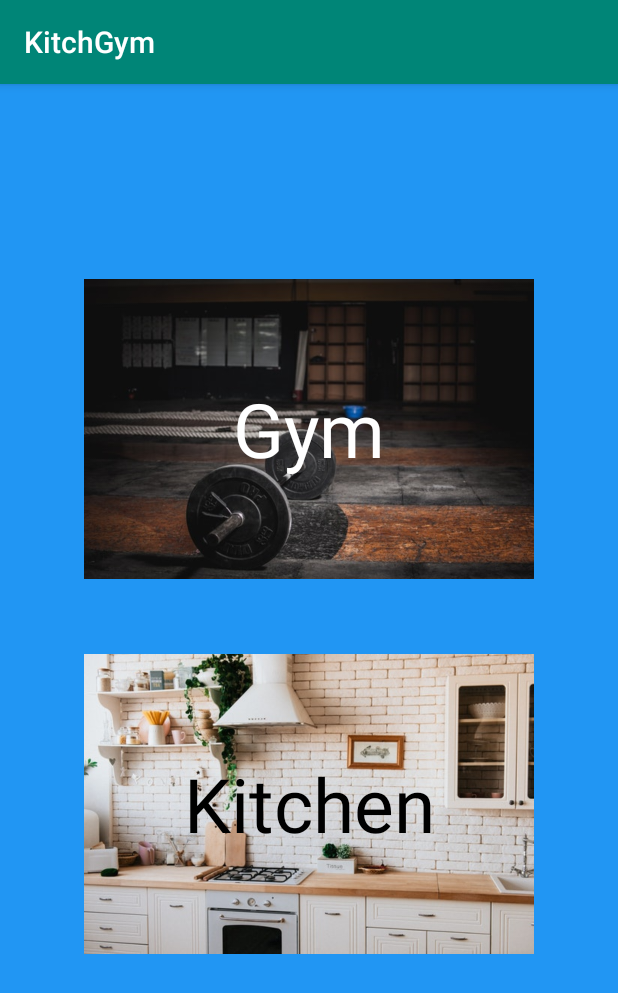
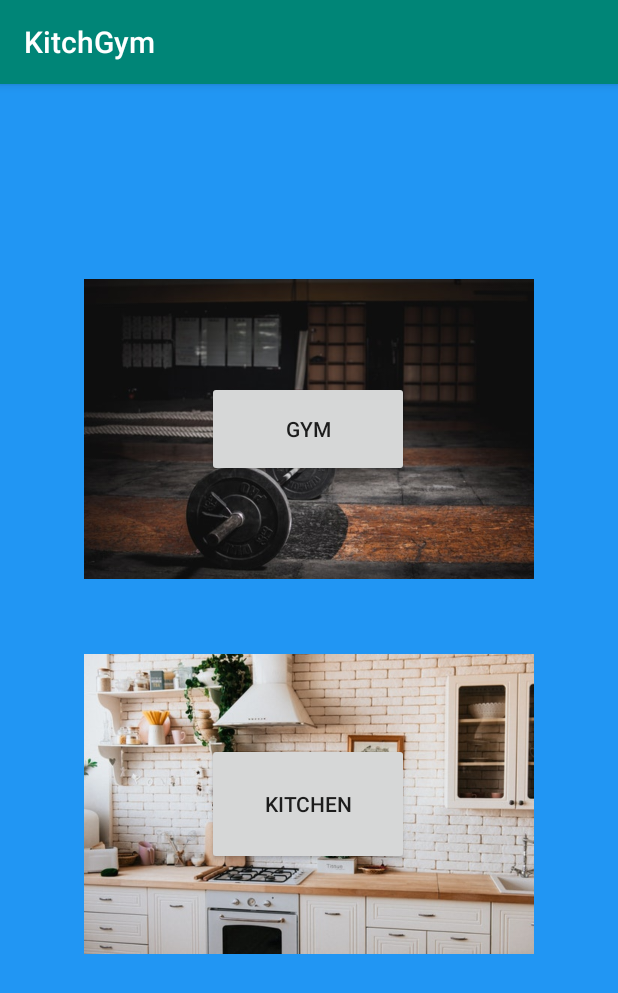
Before and after one commit to KitchGym/KitchGymApp, an Android app: the screen it shows after launch (MainActivity), on a phone screen of 412 x 824 dp. Shown: the top 993 px of the screen. Run offline under Robolectric (Android 15) with nearby library versions, the phone set to English and light mode, and no system bars.

Commit message:
Added Buttons
Replaced text with buttons on main menu; added "Gym" and "Kitchen" strings

```diff
--- a/app/src/main/res/layout/activity_main.xml
+++ b/app/src/main/res/layout/activity_main.xml
@@ -8,28 +8,51 @@
     tools:context=".MainActivity">
 
 
+    <Button
+        android:id="@+id/gymButton"
+        android:layout_width="135dp"
+        android:layout_height="82dp"
+        android:layout_alignStart="@+id/gymImg"
+        android:layout_alignLeft="@+id/gymImg"
+        android:layout_alignTop="@+id/gymImg"
+        android:layout_alignEnd="@+id/gymImg"
+        android:layout_alignRight="@+id/gymImg"
+        android:layout_alignBottom="@+id/gymImg"
+        android:layout_marginStart="82dp"
+        android:layout_marginLeft="82dp"
+        android:layout_marginTop="68dp"
+        android:layout_marginEnd="83dp"
+        android:layout_marginRight="83dp"
+        android:layout_marginBottom="68dp"
+        android:text="@string/gym_name" />
+
     <ImageView
         android:id="@+id/gymImg"
         android:layout_width="300dp"
         android:layout_height="200dp"
+        android:layout_alignParentTop="true"
         android:layout_centerHorizontal="true"
         android:layout_marginTop="130dp"
         android:layout_marginBottom="50dp"
         android:src="@drawable/gym" />
 
-    <TextView
-        android:id="@+id/gymTxt"
-        android:layout_width="300dp"
-        android:layout_height="200dp"
-        android:layout_above="@id/gymImg"
-        android:layout_alignLeft="@+id/gymImg"
-        android:layout_alignTop="@+id/gymImg"
-        android:layout_alignRight="@+id/gymImg"
-        android:layout_alignBottom="@+id/gymImg"
-        android:gravity="center"
-        android:text="Gym"
-        android:textColor="#FFFFFF"
-        android:textSize="50sp" />
+    <Button
+        android:id="@+id/KitchenButton"
+        android:layout_width="135dp"
+        android:layout_height="82dp"
+        android:layout_alignStart="@+id/kitchenImg"
+        android:layout_alignLeft="@+id/kitchenImg"
+        android:layout_alignTop="@+id/kitchenImg"
+        android:layout_alignEnd="@+id/kitchenImg"
+        android:layout_alignRight="@+id/kitchenImg"
+        android:layout_alignBottom="@+id/kitchenImg"
+        android:layout_marginStart="82dp"
+        android:layout_marginLeft="82dp"
+        android:layout_marginTop="59dp"
+        android:layout_marginEnd="83dp"
+        android:layout_marginRight="83dp"
+        android:layout_marginBottom="59dp"
+        android:text="@string/kitchen_name" />
 
     <ImageView
         android:id="@+id/kitchenImg"
@@ -39,18 +62,4 @@
         android:layout_centerHorizontal="true"
         android:src="@drawable/kitchen" />
 
-    <TextView
-        android:id="@+id/kitchenTxt"
-        android:layout_width="300dp"
-        android:layout_height="200dp"
-        android:layout_above="@+id/kitchenImg"
-        android:layout_alignLeft="@+id/kitchenImg"
-        android:layout_alignTop="@+id/kitchenImg"
-        android:layout_alignRight="@+id/kitchenImg"
-        android:layout_alignBottom="@+id/kitchenImg"
-        android:gravity="center"
-        android:text="Kitchen"
-        android:textColor="#000000"
-        android:textSize="50sp" />
-
 </RelativeLayout>
--- a/app/src/main/res/values/strings.xml
+++ b/app/src/main/res/values/strings.xml
@@ -1,3 +1,5 @@
 <resources>
     <string name="app_name">KitchGym</string>
+    <string name="gym_name">Gym</string>
+    <string name="kitchen_name">Kitchen</string>
 </resources>
```
